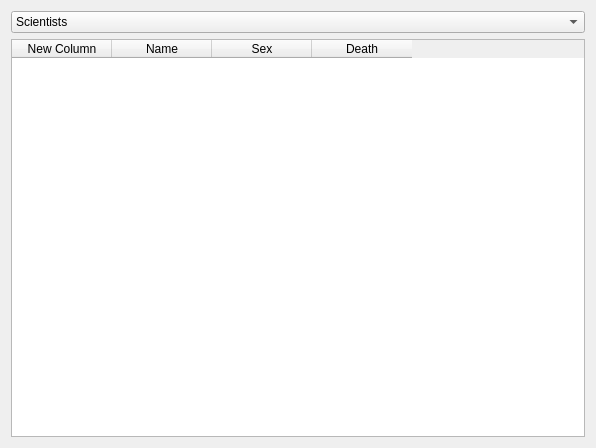
Before: the Qt Designer form gui/listgui.ui in HelgiThomas/Verklegt31, drawn with Qt 5.
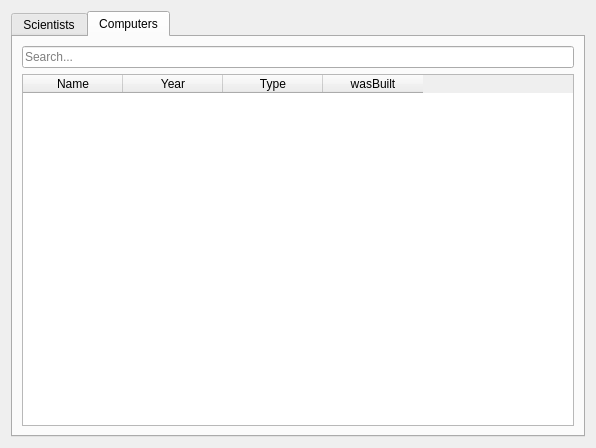
After: the same form once the commit is applied.

Commit message: list better

```diff
--- a/gui/listgui.ui
+++ b/gui/listgui.ui
@@ -13,33 +13,26 @@
   <property name="windowTitle">
    <string>Dialog</string>
   </property>
-  <layout class="QVBoxLayout" name="verticalLayout">
+  <layout class="QHBoxLayout" name="horizontalLayout">
    <item>
-    <widget class="QComboBox" name="comboBox">
-     <item>
-      <property name="text">
+    <widget class="QTabWidget" name="Relations">
+     <property name="currentIndex">
+      <number>1</number>
+     </property>
+     <widget class="QWidget" name="tab_1">
+      <attribute name="title">
        <string>Scientists</string>
-      </property>
-     </item>
+      </attribute>
+      <layout class="QVBoxLayout" name="verticalLayout_2">
      <item>
-      <property name="text">
-       <string>Computers</string>
-      </property>
-     </item>
-     <item>
-      <property name="text">
-       <string>Relations</string>
-      </property>
-     </item>
+        <widget class="QLineEdit" name="input_filter_scientists">
+         <property name="placeholderText">
+          <string>Search...</string>
+         </property>
     </widget>
    </item>
    <item>
-    <widget class="QTableWidget" name="table_all">
-     <column>
-      <property name="text">
-       <string>New Column</string>
-      </property>
-     </column>
+        <widget class="QTableWidget" name="table_scientists">
      <column>
       <property name="text">
        <string>Name</string>
@@ -50,11 +43,58 @@
        <string>Sex</string>
       </property>
      </column>
+         <column>
+          <property name="text">
+           <string>Born</string>
+          </property>
+         </column>
      <column>
       <property name="text">
        <string>Death</string>
       </property>
      </column>
+        </widget>
+       </item>
+      </layout>
+     </widget>
+     <widget class="QWidget" name="tab_2">
+      <attribute name="title">
+       <string>Computers</string>
+      </attribute>
+      <layout class="QVBoxLayout" name="verticalLayout">
+       <item>
+        <widget class="QLineEdit" name="input_filter_computers">
+         <property name="placeholderText">
+          <string>Search...</string>
+         </property>
+        </widget>
+       </item>
+       <item>
+        <widget class="QTableWidget" name="table_computers">
+         <column>
+          <property name="text">
+           <string>Name</string>
+          </property>
+         </column>
+         <column>
+          <property name="text">
+           <string>Year</string>
+          </property>
+         </column>
+         <column>
+          <property name="text">
+           <string>Type</string>
+          </property>
+         </column>
+         <column>
+          <property name="text">
+           <string>wasBuilt</string>
+          </property>
+         </column>
+        </widget>
+       </item>
+      </layout>
+     </widget>
     </widget>
    </item>
   </layout>
```
Lines whose indentation alone changed are shown as unchanged. The commit also changes 2 other files.
